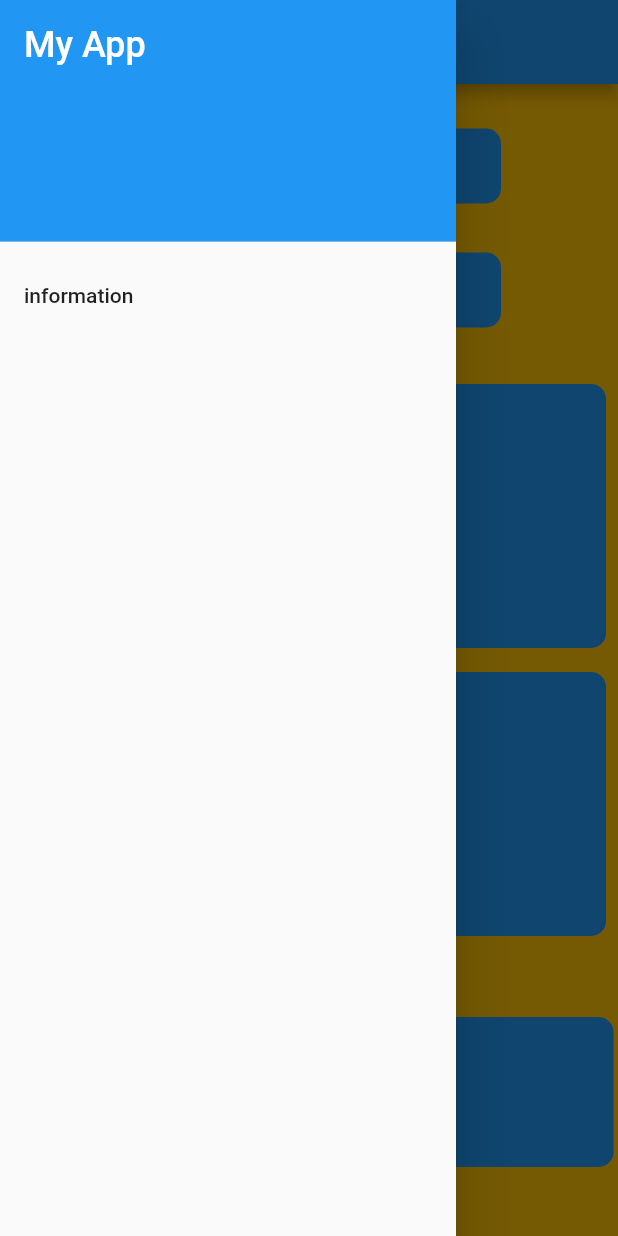
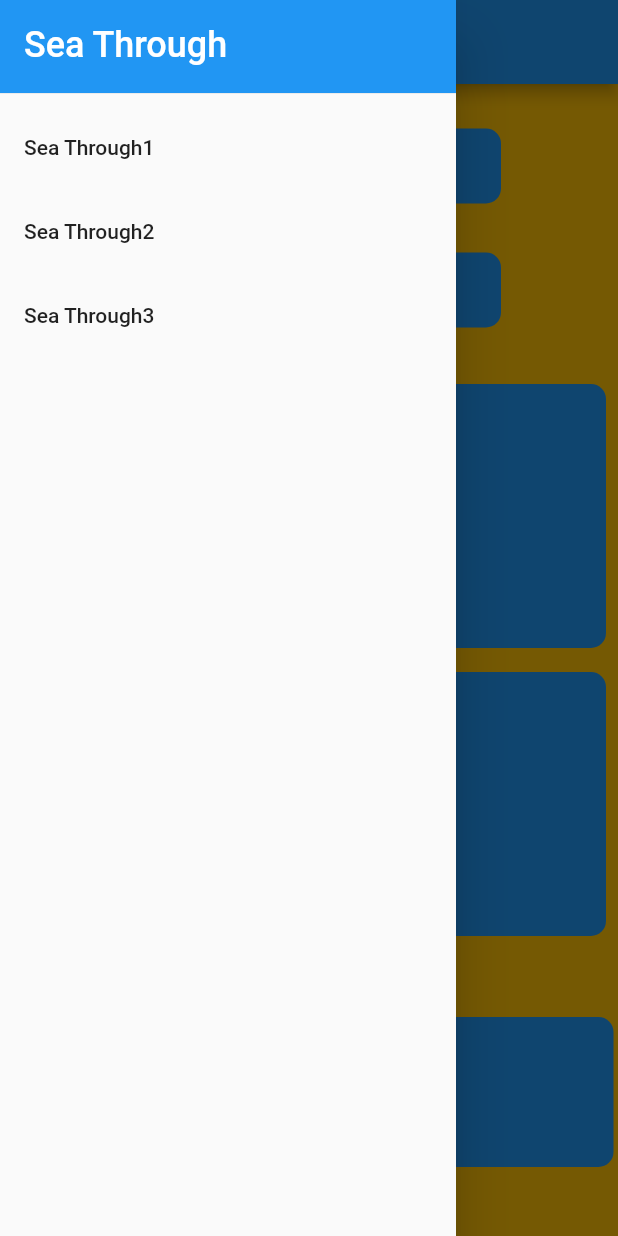
Before and after one commit to mon50/back_calculation, a Flutter app: the MainPage screen opened directly, with the side drawer open, on a phone screen of 412 x 824 dp. Run offline on Flutter 3.47's test engine with Material 2 defaults, Android fonts, the light colour scheme and no system bars.

Commit message:
menubarを変更

```diff
--- a/lib/mainpage.dart
+++ b/lib/mainpage.dart
@@ -9,6 +9,7 @@ class MainPage extends StatefulWidget {
 }
 
 class _MainPageState extends State<MainPage> {
+
   @override
   Widget build(BuildContext context) {
     return Scaffold(
@@ -20,9 +21,11 @@ class _MainPageState extends State<MainPage> {
       drawer: Drawer(
         child: ListView(
           children: <Widget>[
-            DrawerHeader(
+            SizedBox(
+              height: 70.0,
+              child: DrawerHeader(
                 child: Text(
-                'My App',
+                  'Sea Through',
                   style: TextStyle(
                     fontSize: 24,
                     color: Colors.white,
@@ -32,8 +35,23 @@ class _MainPageState extends State<MainPage> {
                   color: Colors.blue,
                 ),
               ),
+            ),
             ListTile(
-              title: Text('information'),
+              title: Text('Sea Through1'),
+              onTap: () {
+                // setState(() => _city = 'Los Angeles, CA');
+                Navigator.pop(context);
+              },
+            ),
+            ListTile(
+              title: Text('Sea Through2'),
+              onTap: () {
+                // setState(() => _city = 'Los Angeles, CA');
+                Navigator.pop(context);
+              },
+            ),
+            ListTile(
+              title: Text('Sea Through3'),
               onTap: () {
                 // setState(() => _city = 'Los Angeles, CA');
                 Navigator.pop(context);
```
Lines whose indentation alone changed are shown as unchanged.
